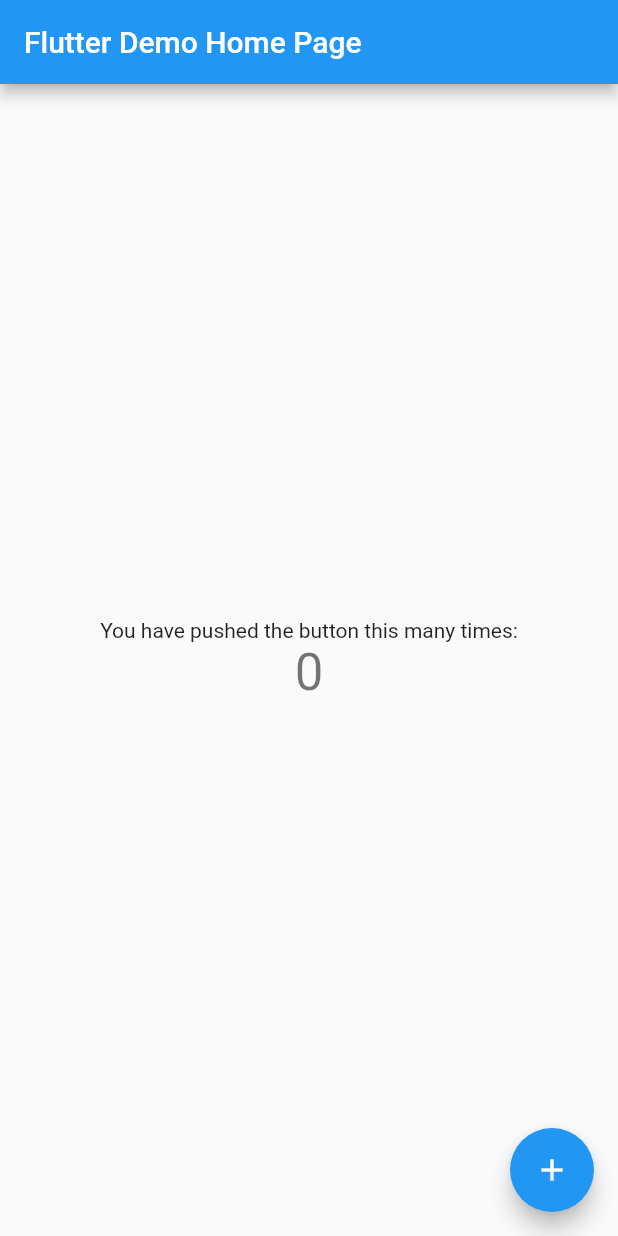
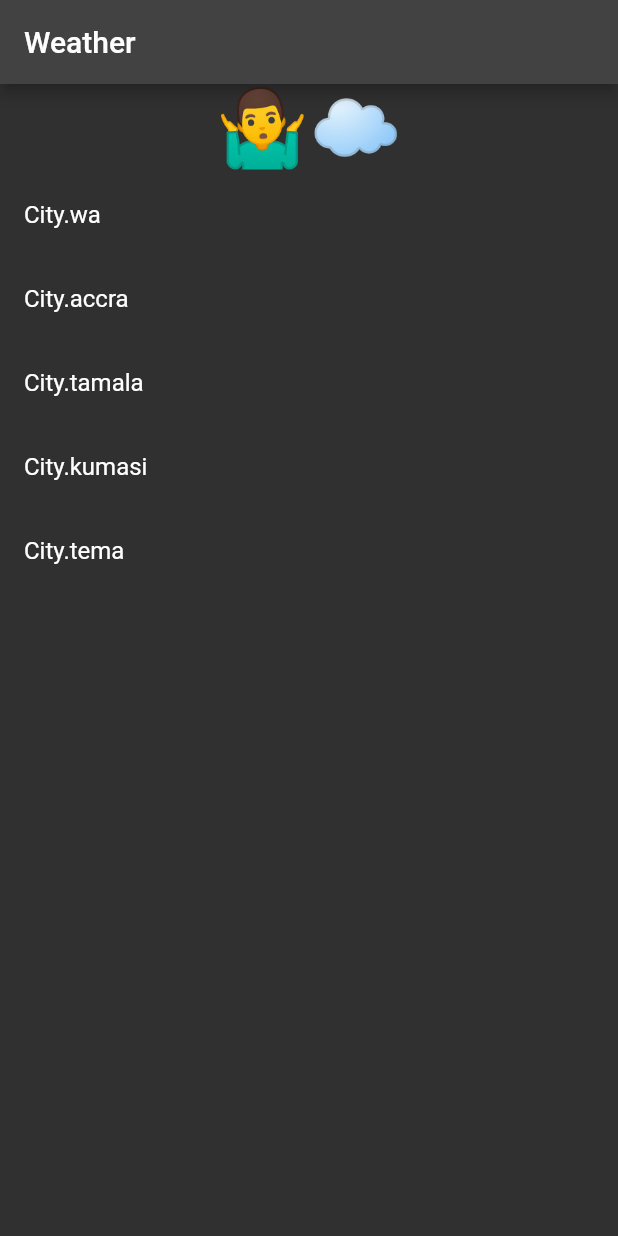
Before and after one commit to yussifm/flutter_statemangement_tuto, a Flutter app: the screen it shows after launch, on a phone screen of 412 x 824 dp. Run offline on Flutter 3.47's test engine with Material 2 defaults, Android fonts, the light colour scheme and no system bars; our stand-ins replace bloc, flutter_bloc, hooks_riverpod.

Commit message:
riverpod exam 3 done

```diff
--- a/river_exam3/lib/main.dart
+++ b/river_exam3/lib/main.dart
@@ -1,115 +1,112 @@
 import 'package:flutter/material.dart';
+import 'package:hooks_riverpod/hooks_riverpod.dart';
 
 void main() {
-  runApp(const MyApp());
+  runApp(const ProviderScope(child: MyApp()));
 }
 
 class MyApp extends StatelessWidget {
   const MyApp({super.key});
 
-  // This widget is the root of your application.
   @override
   Widget build(BuildContext context) {
     return MaterialApp(
-      title: 'Flutter Demo',
+      title: 'Riverpod exam 3 Demo',
+      themeMode: ThemeMode.dark,
+      darkTheme: ThemeData.dark(),
       theme: ThemeData(
-        // This is the theme of your application.
-        //
-        // Try running your application with "flutter run". You'll see the
-        // application has a blue toolbar. Then, without quitting the app, try
-        // changing the primarySwatch below to Colors.green and then invoke
-        // "hot reload" (press "r" in the console where you ran "flutter run",
-        // or simply save your changes to "hot reload" in a Flutter IDE).
-        // Notice that the counter didn't reset back to zero; the application
-        // is not restarted.
         primarySwatch: Colors.blue,
       ),
-      home: const MyHomePage(title: 'Flutter Demo Home Page'),
+      home: const MyHomePage(),
     );
   }
 }
 
-class MyHomePage extends StatefulWidget {
-  const MyHomePage({super.key, required this.title});
+enum City {
+  wa,
+  accra,
+  tamala,
+  kumasi,
+  tema,
+}
 
-  // This widget is the home page of your application. It is stateful, meaning
-  // that it has a State object (defined below) that contains fields that affect
-  // how it looks.
+typedef WeatherEmoji = String;
 
-  // This class is the configuration for the state. It holds the values (in this
-  // case the title) provided by the parent (in this case the App widget) and
-  // used by the build method of the State. Fields in a Widget subclass are
-  // always marked "final".
+Future<WeatherEmoji> getWeather(City city) async {
+  return Future.delayed(
+      const Duration(seconds: 2),
+      (() => {
+            City.accra: '🌨️',
+            City.kumasi: '⛈️',
+            City.tamala: '🌦️',
+            City.wa: '💨',
+          }[city]!));
+}
 
-  final String title;
+// wiil be change by / base on the UI, # UI writes & reads to it
+final currentCityProvider = StateProvider<City?>(((ref) => null));
+
+// UI read from this
+final weatherProvider = FutureProvider<WeatherEmoji>(((ref) {
+  final city = ref.watch(currentCityProvider);
+  if (city != null) {
+    return getWeather(city);
+  } else {
+    return '🤷‍♂️☁️';
+  }
+}));
+
+class MyHomePage extends ConsumerWidget {
+  const MyHomePage({
+    super.key,
+  });
 
   @override
-  State<MyHomePage> createState() => _MyHomePageState();
-}
-
-class _MyHomePageState extends State<MyHomePage> {
-  int _counter = 0;
-
-  void _incrementCounter() {
-    setState(() {
-      // This call to setState tells the Flutter framework that something has
-      // changed in this State, which causes it to rerun the build method below
-      // so that the display can reflect the updated values. If we changed
-      // _counter without calling setState(), then the build method would not be
-      // called again, and so nothing would appear to happen.
-      _counter++;
-    });
-  }
-
-  @override
-  Widget build(BuildContext context) {
-    // This method is rerun every time setState is called, for instance as done
-    // by the _incrementCounter method above.
-    //
-    // The Flutter framework has been optimized to make rerunning build methods
-    // fast, so that you can just rebuild anything that needs updating rather
-    // than having to individually change instances of widgets.
+  Widget build(BuildContext context, WidgetRef ref) {
+    final currentWeather = ref.watch(weatherProvider);
     return Scaffold(
       appBar: AppBar(
-        // Here we take the value from the MyHomePage object that was created by
-        // the App.build method, and use it to set our appbar title.
-        title: Text(widget.title),
+        title: const Text('Weather'),
       ),
       body: Center(
-        // Center is a layout widget. It takes a single child and positions it
-        // in the middle of the parent.
         child: Column(
-          // Column is also a layout widget. It takes a list of children and
-          // arranges them vertically. By default, it sizes itself to fit its
-          // children horizontally, and tries to be as tall as its parent.
-          //
-          // Invoke "debug painting" (press "p" in the console, choose the
-          // "Toggle Debug Paint" action from the Flutter Inspector in Android
-          // Studio, or the "Toggle Debug Paint" command in Visual Studio Code)
-          // to see the wireframe for each widget.
-          //
-          // Column has various properties to control how it sizes itself and
-          // how it positions its children. Here we use mainAxisAlignment to
-          // center the children vertically; the main axis here is the vertical
-          // axis because Columns are vertical (the cross axis would be
-          // horizontal).
           mainAxisAlignment: MainAxisAlignment.center,
           children: <Widget>[
-            const Text(
-              'You have pushed the button this many times:',
+            currentWeather.when(
+              data: ((data) => Text(
+                    data,
+                    style: const TextStyle(fontSize: 50),
+                  )),
+              error: (error, stackTrace) => const Text(
+                'there was an error 🤷‍♂️😒 getting weather data',
+              ),
+              loading: () => const Center(
+                child: CircularProgressIndicator.adaptive(),
+              ),
             ),
-            Text(
-              '$_counter',
-              style: Theme.of(context).textTheme.headline4,
-            ),
+            Expanded(
+                child: ListView.builder(
+                    itemCount: City.values.length,
+                    itemBuilder: ((context, index) {
+                      final city = City.values[index];
+                      final isSelected = city == ref.watch(currentCityProvider);
+                      return ListTile(
+                        title: Text(
+                          city.toString(),
+                        ),
+                        trailing: isSelected ? const Icon(Icons.check) : null,
+                        onTap: () {
+                          ref
+                              .read(
+                                currentCityProvider.notifier,
+                              )
+                              .state = city;
+                        },
+                      );
+                    })))
           ],
         ),
       ),
-      floatingActionButton: FloatingActionButton(
-        onPressed: _incrementCounter,
-        tooltip: 'Increment',
-        child: const Icon(Icons.add),
-      ), // This trailing comma makes auto-formatting nicer for build methods.
     );
   }
 }
```
